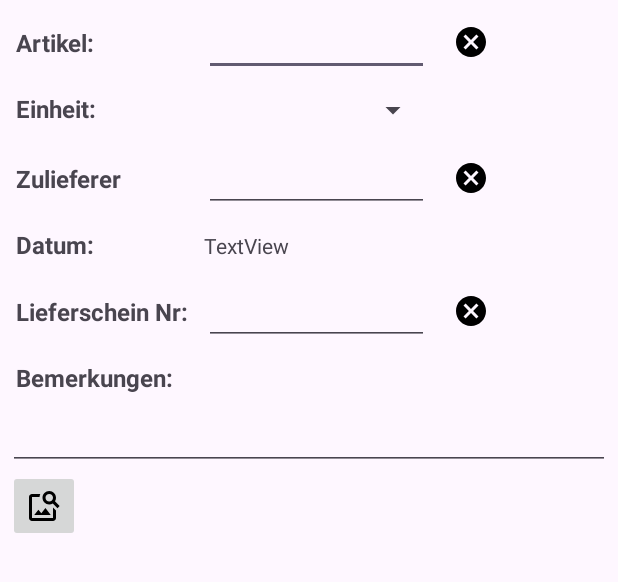
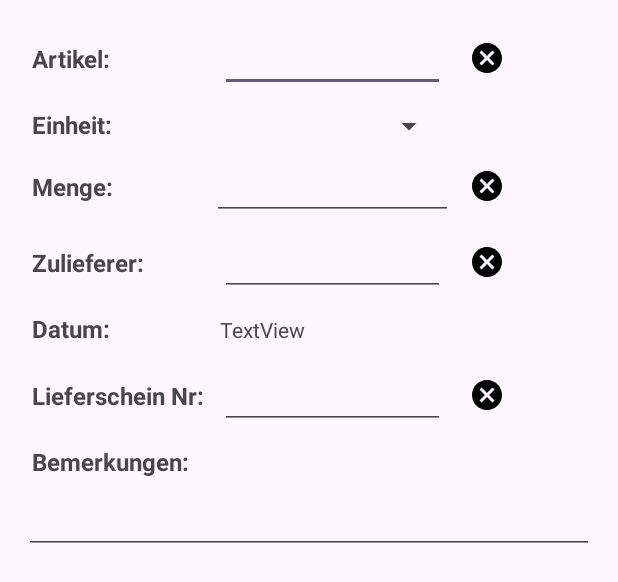
Before and after one commit to sakul1538/BASI, an Android app: the layout update_log_entry_dialog_layout.xml on its own in the app's theme, with its tools: preview values and no code run, on a phone screen of 412 x 824 dp. Shown: the top 582 px of the screen. Run offline under Robolectric (Android 15) with nearby library versions, the phone set to English and light mode, and no system bars.

Commit message:
01.10.2023 10:35

```diff
--- a/app/src/main/java/com/example/tabnav_test/material/material_log_activity.java
+++ b/app/src/main/java/com/example/tabnav_test/material/material_log_activity.java
@@ -73,6 +73,7 @@ public class material_log_activity extends AppCompatActivity
         switch (requestCode)
         {
             case 1:
+
                 gad.reload_images();
                 break;
             case 2:
--- a/app/src/main/res/layout/material_log_entrys_listing_rcv_layout.xml
+++ b/app/src/main/res/layout/material_log_entrys_listing_rcv_layout.xml
@@ -103,7 +103,7 @@
                 android:layout_weight="0"
                 android:background="@color/yellow"
                 android:padding="5dp"
-                android:visibility="visible"
+                android:visibility="gone"
                 app:srcCompat="@drawable/ic_baseline_add_a_photo_24" />
 
             <ImageButton
@@ -114,7 +114,7 @@
                 android:layout_weight="0"
                 android:background="@color/yellow"
                 android:padding="5dp"
-                android:visibility="visible"
+                android:visibility="gone"
                 app:srcCompat="@drawable/ic_baseline_folder_open_24" />
 
             <ImageButton
--- a/app/src/main/res/layout/update_log_entry_dialog_layout.xml
+++ b/app/src/main/res/layout/update_log_entry_dialog_layout.xml
@@ -3,7 +3,9 @@
     xmlns:app="http://schemas.android.com/apk/res-auto"
     xmlns:tools="http://schemas.android.com/tools"
     android:layout_width="match_parent"
-    android:layout_height="wrap_content">
+    android:layout_height="wrap_content"
+    android:layout_margin="5dp"
+    android:padding="5dp">
 
     <LinearLayout
         android:layout_width="match_parent"
@@ -66,6 +68,38 @@
                     android:layout_height="wrap_content"
                     android:layout_margin="5dp"
                     android:spinnerMode="dialog" />
+            </TableRow>
+
+            <TableRow
+                android:layout_width="match_parent"
+                android:layout_height="match_parent">
+
+                <TextView
+                    android:id="@+id/textView67"
+                    android:layout_width="wrap_content"
+                    android:layout_height="wrap_content"
+                    android:padding="5dp"
+                    android:text="@string/Menge_label"
+                    android:textSize="16sp"
+                    android:textStyle="bold" />
+
+                <EditText
+                    android:id="@+id/editTextNumberDecimal3"
+                    android:layout_width="150dp"
+                    android:layout_height="wrap_content"
+                    android:ems="10"
+                    android:inputType="numberDecimal" />
+
+                <ImageButton
+                    android:id="@+id/imageButton61"
+                    android:layout_width="wrap_content"
+                    android:layout_height="wrap_content"
+                    android:layout_gravity="center|center_horizontal"
+                    android:layout_margin="0dp"
+                    android:layout_weight="0"
+                    android:background="#00FFFFFF"
+                    android:padding="5dp"
+                    app:srcCompat="@drawable/ic_baseline_cancel_24" />
             </TableRow>
 
             <TableRow
@@ -182,12 +216,5 @@
             android:inputType="text"
             android:text="@string/empty" />
 
-        <ImageButton
-            android:id="@+id/imageButton61"
-            android:layout_width="@dimen/buttons_1"
-            android:layout_height="@dimen/buttons_1"
-            android:layout_gravity="right|left"
-            app:srcCompat="@drawable/baseline_image_search_24" />
-
     </LinearLayout>
 </androidx.constraintlayout.widget.ConstraintLayout>
--- a/app/src/main/res/values/strings.xml
+++ b/app/src/main/res/values/strings.xml
@@ -157,14 +157,14 @@
 
     <string name="material_projekt_banner">Projekt</string>
     <string name="material_datum_ls_banner">Datum/LS Nr</string>
-    <string name="material_zulieferer_banner">Zulieferer</string>
+    <string name="material_zulieferer_banner">Zulieferer:</string>
     <string name="material_wievie_was_lbanner">Artikel/Menge/Einheit</string>
     <string name="material_einheit_lbanner">Einheit:</string>
     <string name="material_medien_banner">Medien/Dateien</string>
-    <string name="LSnr_label">LS-Nr</string>
+    <string name="LSnr_label">LS-Nr:</string>
     <string name="Proj_label_sample">Ceppi Areal Lonza</string>
-    <string name="Artikel_label">Artikel</string>
-    <string name="Menge_label">Menge</string>
+    <string name="Artikel_label">Artikel:</string>
+    <string name="Menge_label">Menge:</string>
     <string name="Medien_switch_label">Speichern ON/OFF</string>
     <string name="Projektname_add_dialog_label">Projektname: </string>
     <string name="Projektdir_add__dialog_label">Projektverzeichniss: </string>
@@ -213,6 +213,7 @@
         <item>cm</item>
         <item>mm</item>
         <item>h</item>
+        <item>Big Bag</item>
 
     </string-array>
 
```
Also changed, not shown: app/src/main/java/com/example/tabnav_test/material/Material.java (+18 -10 lines), app/src/main/java/com/example/tabnav_test/material/ls_log_view_rcv_adapter.java (+47 -4 lines), app/src/main/java/com/example/tabnav_test/material/material_database_ops.java (+45 -7 lines).
